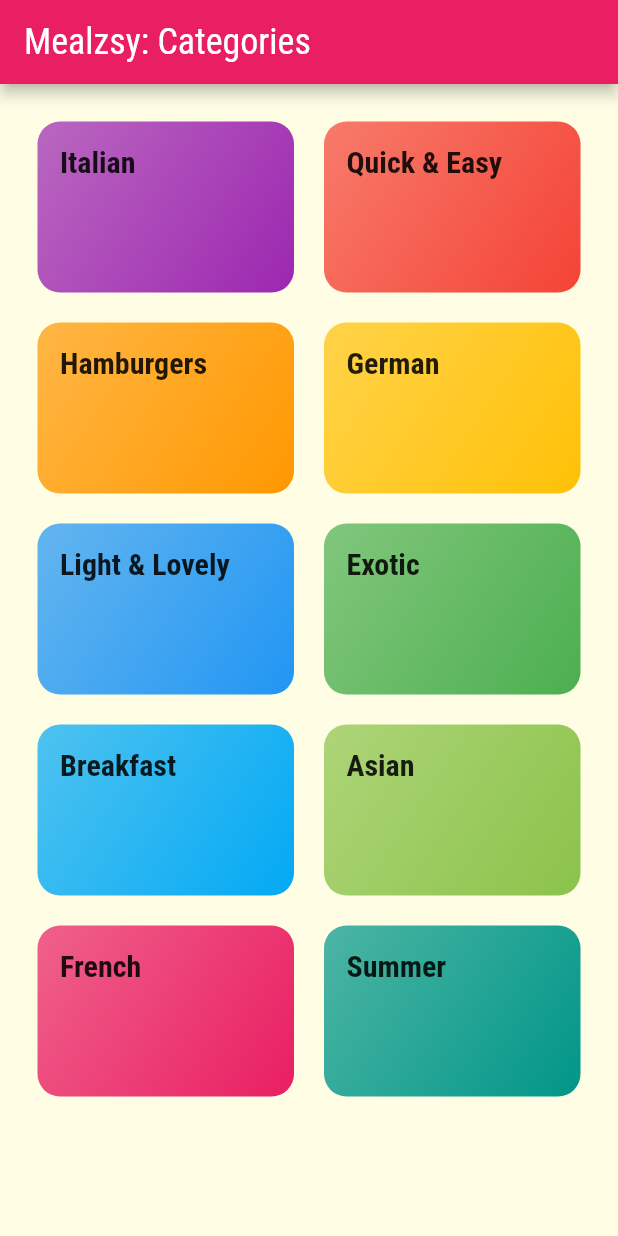
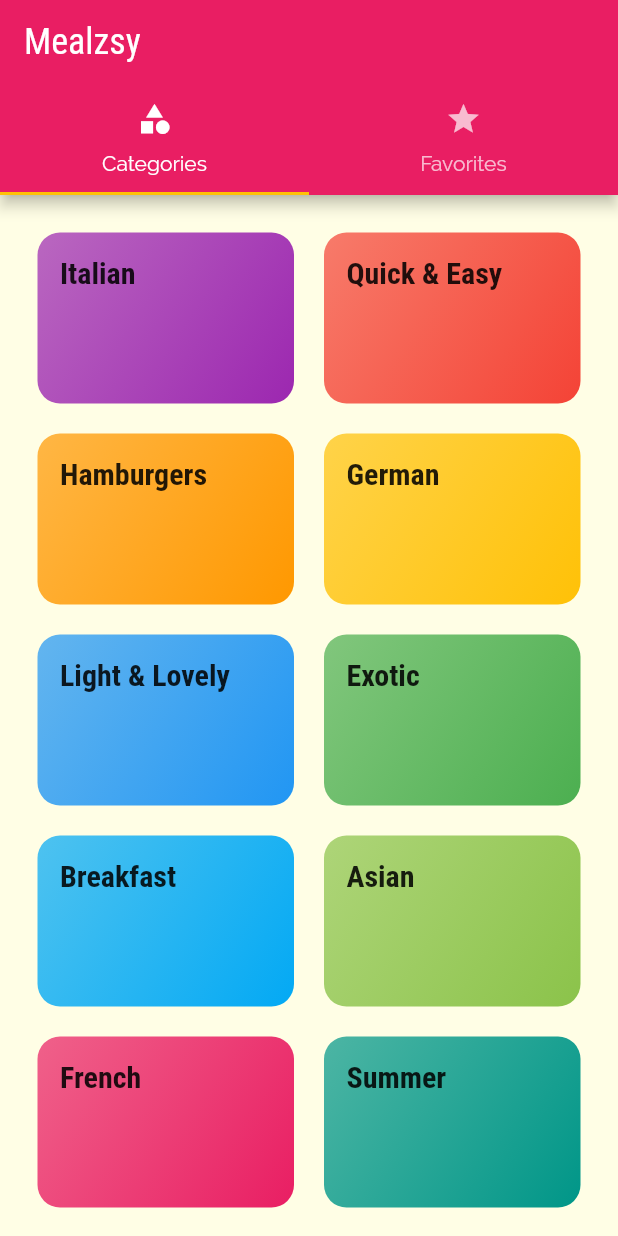
Before and after one commit to arnab/flutter_playground_meals_app, a Flutter app: the screen it shows after launch, on a phone screen of 412 x 824 dp. Run offline on Flutter 3.47's test engine with Material 2 defaults, Android fonts, the phone set to English and light mode, and no system bars.

Commit message:
basic Material tab bar (on top)

```diff
--- a/lib/main.dart
+++ b/lib/main.dart
@@ -1,6 +1,7 @@
 import 'package:flutter/foundation.dart';
 import 'package:flutter/material.dart';
 import 'package:flutter_playground_meals_app/widgets/screens/show_meal_screen.dart';
+import 'package:flutter_playground_meals_app/widgets/screens/tab_bar_screen.dart';
 
 import 'widgets/screens/list_categories_screen.dart';
 import 'widgets/screens/list_meals_screen.dart';
@@ -12,9 +13,10 @@ void main() {
 class MyApp extends StatelessWidget {
   const MyApp({super.key});
 
+  static const appTitle = 'Mealzsy';
+
   @override
   Widget build(BuildContext context) {
-    const appTitle = 'Mealzsy';
 
     return MaterialApp(
       title: appTitle,
@@ -42,7 +44,7 @@ class MyApp extends StatelessWidget {
             ),
       ),
       routes: {
-        '/': (ctx) => const ListCategoriesScreen(appTitle: appTitle),
+        '/': (ctx) => const TabBarScreen(),
         ListMealsScreen.routeName: (ctx) => const ListMealsScreen(),
         ShowMealScreen.routeName: (ctx) => const ShowMealScreen(),
       },
@@ -54,7 +56,7 @@ class MyApp extends StatelessWidget {
 
         return MaterialPageRoute(
           builder: (context) {
-            return const ListCategoriesScreen(appTitle: appTitle);
+            return const ListCategoriesScreen();
           },
         );
       },
--- /dev/null
+++ b/lib/widgets/screens/favorite_meals_screen.dart
@@ -0,0 +1,11 @@
+import 'package:flutter/material.dart';
+
+class FavoriteMealsScreen extends StatelessWidget {
+  const FavoriteMealsScreen({Key? key}) : super(key: key);
+
+  @override
+  Widget build(BuildContext context) {
+    return const Center(child: Text('Fav Meels'),
+    );
+  }
+}
--- a/lib/widgets/screens/list_categories_screen.dart
+++ b/lib/widgets/screens/list_categories_screen.dart
@@ -1,20 +1,15 @@
 import 'package:flutter/material.dart';
 import 'package:flutter_playground_meals_app/widgets/category_item.dart';
 
+import '../../main.dart';
 import '../../models/dummy_data.dart';
 
 class ListCategoriesScreen extends StatelessWidget {
-  final String appTitle;
-
-  const ListCategoriesScreen({super.key, required this.appTitle});
+  const ListCategoriesScreen({super.key});
 
   @override
   Widget build(BuildContext context) {
-    return Scaffold(
-      appBar: AppBar(
-        title: Text('$appTitle: Categories'),
-      ),
-      body: GridView(
+    return GridView(
         padding: const EdgeInsets.all(25),
         gridDelegate: const SliverGridDelegateWithMaxCrossAxisExtent(
           maxCrossAxisExtent: 200,
@@ -29,7 +24,6 @@ class ListCategoriesScreen extends StatelessWidget {
                   color: c.color,
                 ))
             .toList(),
-      ),
-    );
+      );
   }
 }
--- /dev/null
+++ b/lib/widgets/screens/tab_bar_screen.dart
@@ -0,0 +1,37 @@
+import 'package:flutter/material.dart';
+import 'package:flutter_playground_meals_app/main.dart';
+import 'package:flutter_playground_meals_app/widgets/screens/favorite_meals_screen.dart';
+import 'package:flutter_playground_meals_app/widgets/screens/list_categories_screen.dart';
+
+class TabBarScreen extends StatefulWidget {
+  const TabBarScreen({Key? key}) : super(key: key);
+
+  @override
+  State<TabBarScreen> createState() => _TabBarScreenState();
+}
+
+class _TabBarScreenState extends State<TabBarScreen> {
+  @override
+  Widget build(BuildContext context) {
+    return DefaultTabController(
+      length: 2,
+      child: Scaffold(
+        appBar: AppBar(
+          title: const Text(MyApp.appTitle),
+          bottom: const TabBar(
+            tabs: [
+              Tab(icon: Icon(Icons.category), text: 'Categories'),
+              Tab(icon: Icon(Icons.star), text: 'Favorites'),
+            ],
+          ),
+        ),
+        body: const TabBarView(
+          children: [
+            ListCategoriesScreen(),
+            FavoriteMealsScreen()
+          ],
+        ),
+      ),
+    );
+  }
+}
```
